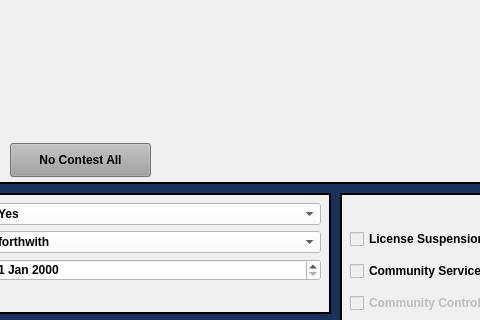
Qt form resources/ui/MinorMisdemeanorDialog.ui (HunterProgram22/MuniEntry) before a commit; both pictures show x 170 to 650 and y 367 to 687 of the 1000 by 775 pixel window.
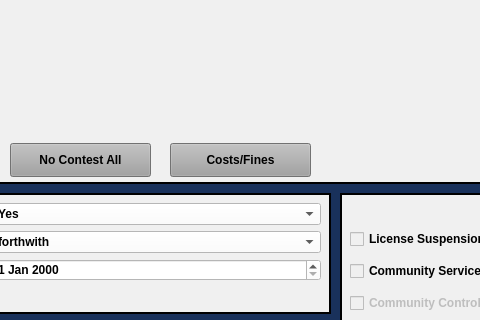
The same form after that commit.

Commit message: Added pop-up for costs/fines - need to fix costs still.

```diff
--- a/resources/ui/MinorMisdemeanorDialog.ui
+++ b/resources/ui/MinorMisdemeanorDialog.ui
@@ -558,6 +558,28 @@
      <string>No Contest All</string>
     </property>
    </widget>
+   <widget class="QPushButton" name="costs_and_fines_Button">
+    <property name="geometry">
+     <rect>
+      <x>330</x>
+      <y>290</y>
+      <width>141</width>
+      <height>34</height>
+     </rect>
+    </property>
+    <property name="focusPolicy">
+     <enum>Qt::NoFocus</enum>
+    </property>
+    <property name="styleSheet">
+     <string notr="true">background-color: rgb(160, 160, 160);</string>
+    </property>
+    <property name="text">
+     <string>Costs/Fines</string>
+    </property>
+    <property name="flat">
+     <bool>false</bool>
+    </property>
+   </widget>
   </widget>
   <widget class="QFrame" name="frame_3">
    <property name="geometry">
```
The commit also changes 3 other files.
